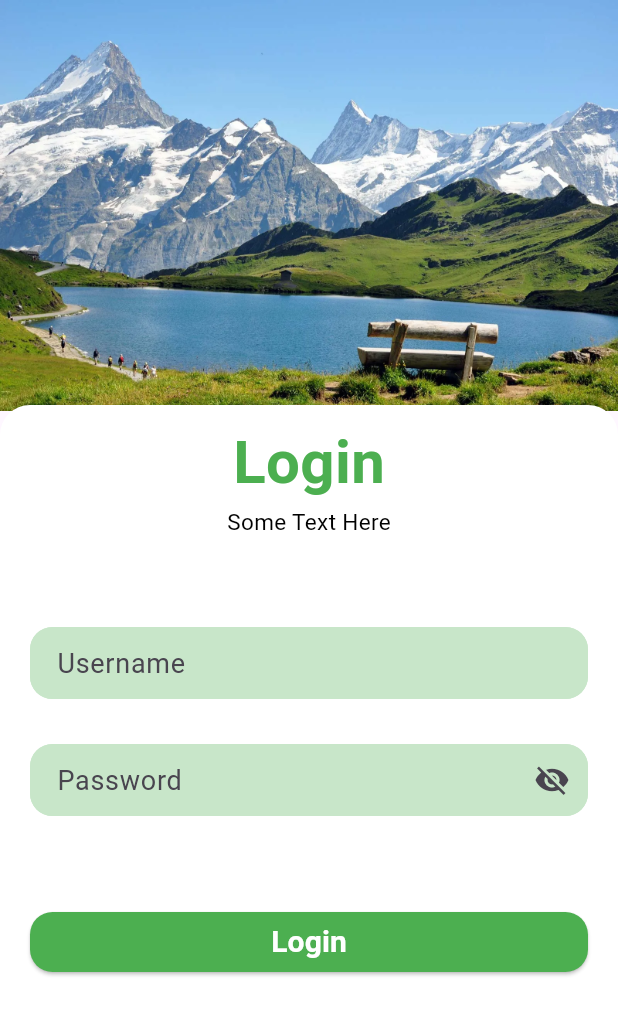
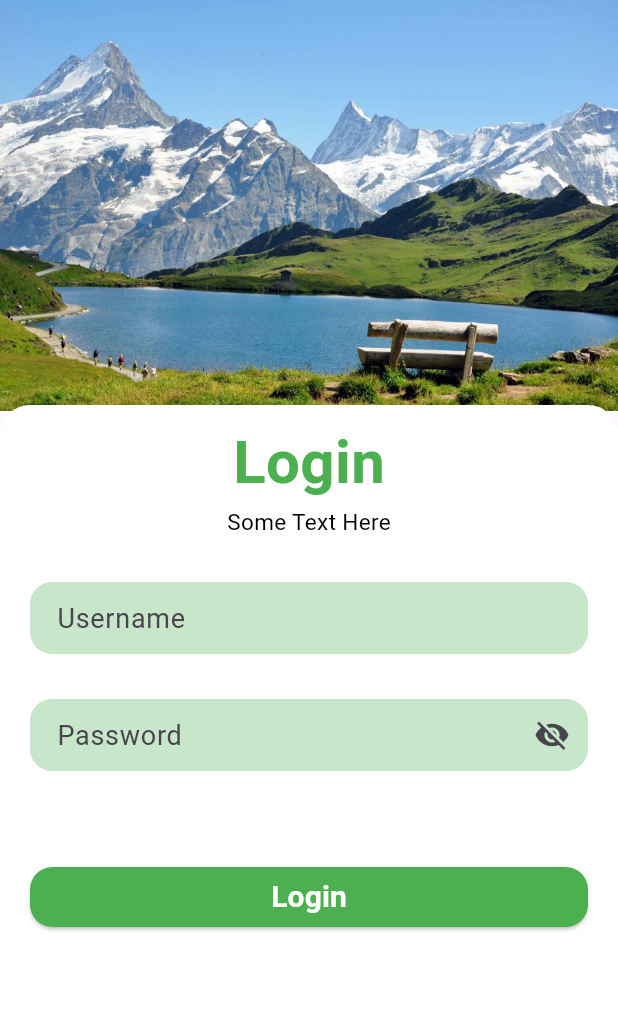
Before and after one commit to kpphamus14/AnLacXa, a Flutter app: the screen it shows after launch, on a phone screen of 412 x 824 dp. Shown: the top 1015 px of the screen. Run offline on Flutter 3.47's test engine with Material 3 defaults, Android fonts, the light colour scheme and no system bars.

Commit message:
refactory code

```diff
--- a/anlacxa_app/lib/screens/login_screen.dart
+++ b/anlacxa_app/lib/screens/login_screen.dart
@@ -55,11 +55,10 @@ class _LoginScreenState extends State<LoginScreen> {
                   color: Colors.white,
                 ),
                 child: SingleChildScrollView(
+                  child: Padding(
+                    padding: const EdgeInsets.fromLTRB(20, 10, 20, 30),
                     child: Column(
                       children: [
-                      const SizedBox(
-                        height: 10,
-                      ),
                         Text(
                           'Login',
                           style: TextStyle(
@@ -78,11 +77,10 @@ class _LoginScreenState extends State<LoginScreen> {
                         const SizedBox(
                           height: 30,
                         ),
-                      Padding(
-                        padding: const EdgeInsets.fromLTRB(20, 30, 20, 30),
-                        child: Column(
-                          children: [
                         TextField(
+                          onTapOutside: (event) {
+                            FocusManager.instance.primaryFocus?.unfocus();
+                          },
                           controller: _usernameController,
                           autofocus: false,
                           style: const TextStyle(fontSize: 18),
@@ -107,6 +105,9 @@ class _LoginScreenState extends State<LoginScreen> {
                         ),
                         const SizedBox(height: 30),
                         TextField(
+                          onTapOutside: (event) {
+                            FocusManager.instance.primaryFocus?.unfocus();
+                          },
                           controller: _passwordController,
                           autofocus: false,
                           obscureText: isPasswordVisible ? false : true,
@@ -159,8 +160,6 @@ class _LoginScreenState extends State<LoginScreen> {
                       ],
                     ),
                   ),
-                    ],
-                  ),
                 ),
               ),
             ),
```
Lines whose indentation alone changed are shown as unchanged.
